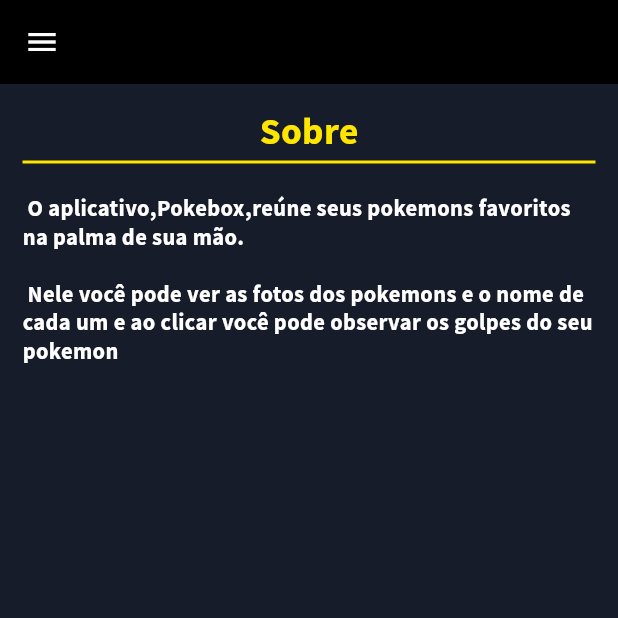
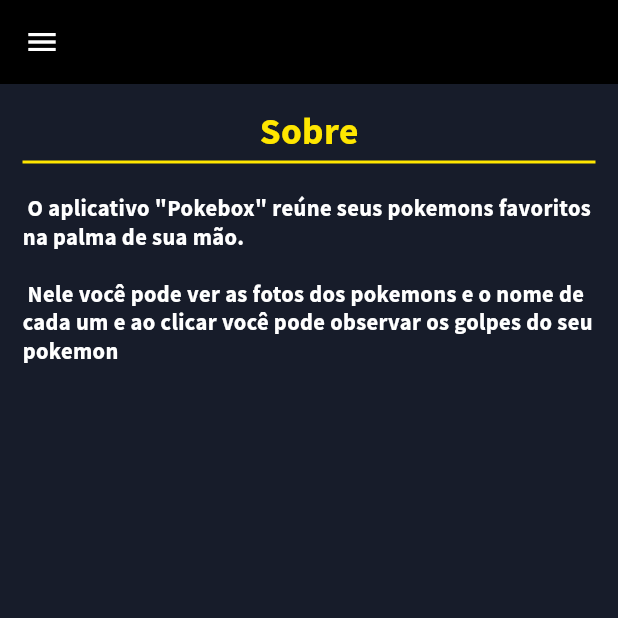
Before and after one commit to OzielFilho/Pokebox, a Flutter app: the SobreScreen screen opened by its route, on a phone screen of 412 x 824 dp, the top half of it. Run offline on Flutter 3.47's test engine with Material 2 defaults, Android fonts, the phone set to English and light mode, and no system bars; our stand-ins replace flutter_icons, flutter_mobx, get_it, getwidget, mobx; generated files the repository leaves out were written again; network calls fail.

Commit message:
fix: camelcase to underscore

```diff
--- a/lib/app/modules/pages/MaisProjetosScreen/MaisProjetosScreen.dart
+++ b/lib/app/modules/pages/mais_projetos/mais_projetos_screen.dart
@@ -1,7 +1,8 @@
 import 'package:flutter/material.dart';
 import 'package:flutter_icons/flutter_icons.dart';
 import 'package:getwidget/getwidget.dart';
-import 'package:pokebox/utils/widgets/Draw/Draw.dart';
+
+import 'package:pokebox/utils/widgets/drawer/Draw.dart';
 import 'package:url_launcher/url_launcher.dart';
 
 class MaisProjetosScreen extends StatefulWidget {
--- a/lib/app/modules/pages/SobreScreen/SobreScreen.dart
+++ b/lib/app/modules/pages/sobre/sobre_screen.dart
@@ -1,6 +1,7 @@
 import 'package:flutter/material.dart';
 import 'package:getwidget/getwidget.dart';
-import 'package:pokebox/utils/widgets/Draw/Draw.dart';
+
+import 'package:pokebox/utils/widgets/drawer/Draw.dart';
 
 class SobreScreen extends StatefulWidget {
   static String id = 'sobre_page_id';
@@ -37,7 +38,7 @@ class _SobreScreenState extends State<SobreScreen> {
                     height: 20,
                   ),
                   Text(
-                    '\tO aplicativo,Pokebox,reúne seus pokemons favoritos na palma de sua mão.\n\n\tNele você pode ver as fotos dos pokemons e o nome de cada um e ao clicar você pode observar os golpes do seu pokemon',
+                    '\tO aplicativo "Pokebox" reúne seus pokemons favoritos na palma de sua mão.\n\n\tNele você pode ver as fotos dos pokemons e o nome de cada um e ao clicar você pode observar os golpes do seu pokemon',
                     style: Theme.of(context).textTheme.subtitle2,
                   ),
                 ],
--- a/lib/app/modules/pages/SplashScreen/SplashScreen.dart
+++ b/lib/app/modules/pages/splash/splash_screen.dart
@@ -2,7 +2,8 @@ import 'dart:async';
 
 import 'package:flutter/material.dart';
 import 'package:flutter_icons/flutter_icons.dart';
-import 'package:pokebox/app/modules/pages/HomeScreen/HomeScreen.dart';
+
+import 'package:pokebox/app/modules/pages/home/home_screen.dart';
 
 class SplashScreem extends StatefulWidget {
   static String id = 'splash_screen_page';
@@ -11,7 +12,6 @@ class SplashScreem extends StatefulWidget {
 }
 
 class _SplashScreemState extends State<SplashScreem> {
-
   @override
   void didChangeDependencies() {
     super.didChangeDependencies();
--- a/lib/utils/widgets/PokeWidget/PokeWidget.dart
+++ b/lib/utils/widgets/PokeWidget/PokeWidget.dart
@@ -2,7 +2,7 @@
 import 'package:flutter/material.dart';
 
 import 'package:getwidget/getwidget.dart';
-import 'package:pokebox/core/helpers/assetsHelper/AssetsHelper.dart';
+import 'package:pokebox/core/helpers/assetsHelper/assets_helper.dart';
 
 import 'package:pokebox/utils/textFormat/StringFormated.dart';
 
```
Also changed, not shown: lib/app/modules/pages/golpe/golpe_screen.dart (renamed from lib/app/modules/pages/GolpeScreen/GolpeScreen.dart, +2 -7 lines), lib/app/modules/pages/home/home_screen.dart (renamed from lib/app/modules/pages/HomeScreen/HomeScreen.dart, +4 -3 lines), lib/main.dart (+8 -6 lines), lib/utils/widgets/drawer/Draw.dart (renamed from lib/utils/widgets/Draw/Draw.dart, +5 -4 lines), lib/core/controller/poke_view_model/poke_view_model.dart (renamed from lib/core/viewModel/poke_view_model/poke_view_model.dart), lib/core/controller/poke_view_model/poke_view_model.g.dart (renamed from lib/core/viewModel/poke_view_model/poke_view_model.g.dart), lib/core/helpers/assetsHelper/assets_helper.dart (renamed from lib/core/helpers/assetsHelper/AssetsHelper.dart).
